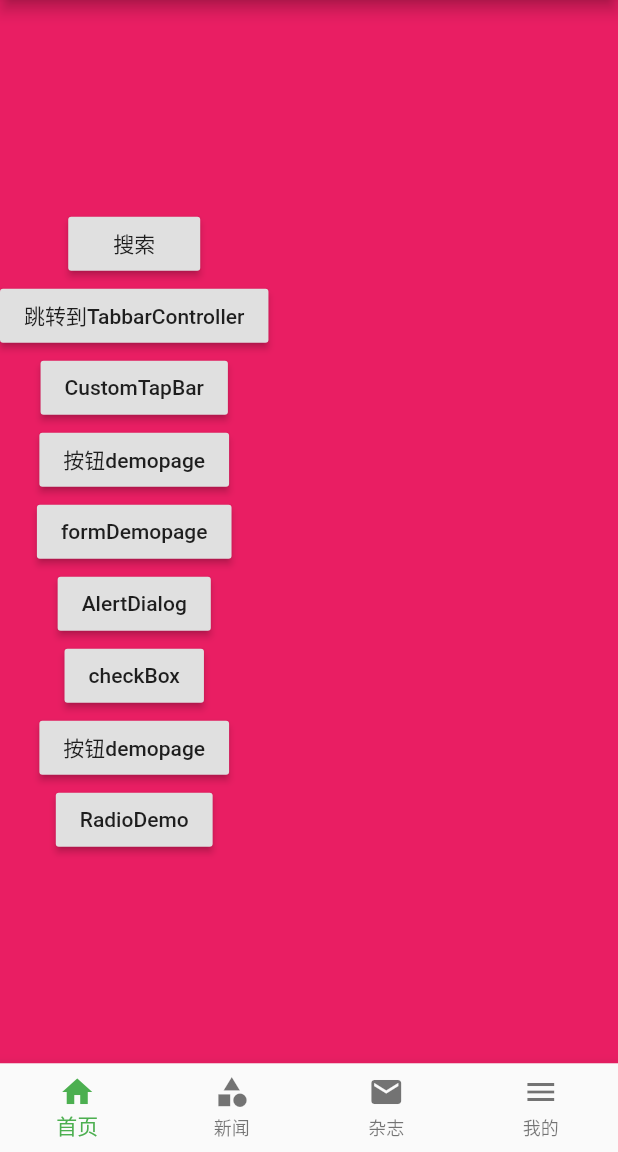
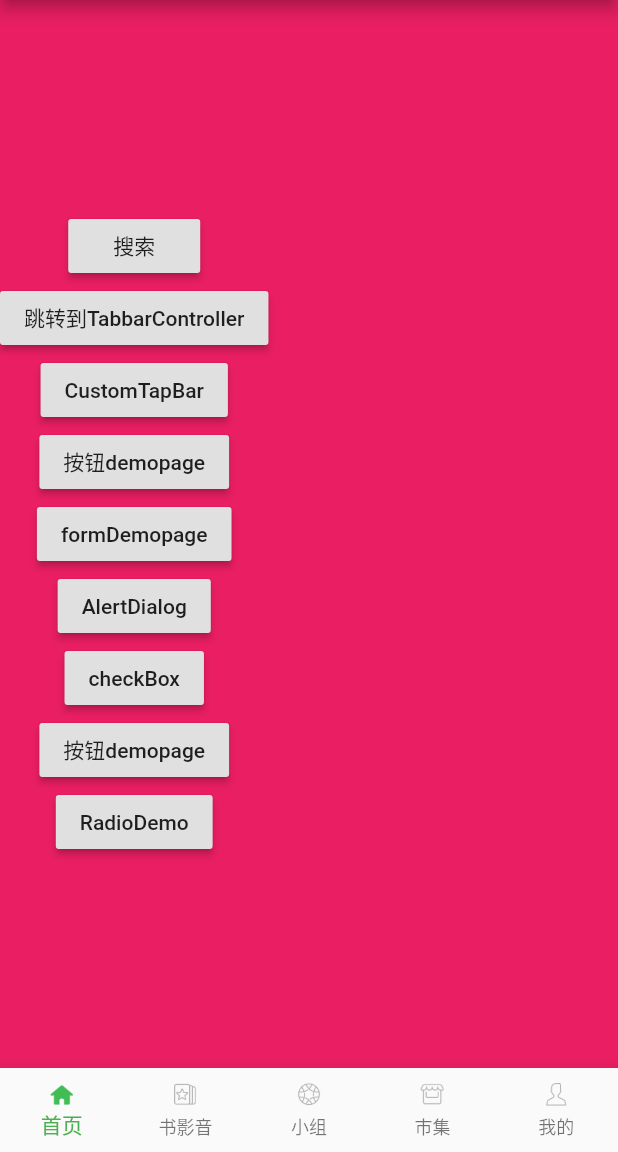
Before and after one commit to manmanking/flutter_pract, a Flutter app: the screen it shows after launch, on a phone screen of 412 x 824 dp, the part 84-1236 px from its top. Run offline on Flutter 3.47's test engine with Material 2 defaults, Android fonts, the phone set to English and light mode, and no system bars.

```diff
--- a/flutter_app03/lib/function/Tabbars/CustomTabBars.dart
+++ b/flutter_app03/lib/function/Tabbars/CustomTabBars.dart
@@ -3,27 +3,85 @@ import 'package:flutter_app03/function/HomePage/HomePage.dart';
 import 'package:flutter_app03/function/MazaginePage/MazaginHome.dart';
 import 'package:flutter_app03/function/MinePage/MineHome.dart';
 import 'package:flutter_app03/function/NewsPage/NewsHome.dart';
+import 'package:flutter_app03/function/VideoHome/BookAudioVideoPage.dart';
 
 class CustomTabBars extends StatefulWidget {
-
   final int currentIndex;
 
-  CustomTabBars({Key key,this.currentIndex = 0}) : super(key: key);
+  CustomTabBars({Key key, this.currentIndex = 0}) : super(key: key);
 
   @override
   _CustomTabBarsState createState() => _CustomTabBarsState(currentIndex);
 }
 
+class _Item {
+  String name, activeImage, normalImage;
+  _Item(this.name, this.activeImage, this.normalImage);
+}
+
 class _CustomTabBarsState extends State<CustomTabBars> {
+  int currentTab;
+  List<Widget> pageList;
+  final itemNames = [
+    _Item("首页", "assets/images/ic_tab_home_active.png",
+        "assets/images/ic_tab_home_normal.png"),
+    _Item("书影音", "assets/images/ic_tab_subject_active.png",
+        "assets/images/ic_tab_subject_normal.png"),
+    _Item("小组", "assets/images/ic_tab_group_active.png",
+        "assets/images/ic_tab_group_normal.png"),
+    _Item("市集", "assets/images/ic_tab_shiji_active.png",
+        "assets/images/ic_tab_shiji_normal.png"),
+    _Item("我的", "assets/images/ic_tab_profile_active.png",
+        "assets/images/ic_tab_profile_normal.png")
+  ];
 
-  int currentTab;
-  final List pageList = [
+  List<BottomNavigationBarItem> itemList;
+
+  @override
+  void initState() {
+    super.initState();
+    if (pageList == null) {
+      pageList = [
         HomePage(),
+        BookAudioVideoPage(),
         NewsHome(),
         MazagineHome(),
         MineHome()
       ];
+    }
+
+    if (itemList == null) {
+      itemList = itemNames
+          .map((item) => BottomNavigationBarItem(
+              icon: Image.asset(
+                item.normalImage,
+                width: 20.0,
+                height: 20,
+              ),
+              title: Text(
+                item.name,
+                style: TextStyle(fontSize: 10),
+              ),
+              activeIcon: Image.asset(
+                item.activeImage,
+                width: 20,
+                height: 20,
+              )))
+          .toList();
+    }
+  }
+
   _CustomTabBarsState(this.currentTab);
+
+  Widget _getPagesWidget(int index) {
+    return Offstage(
+      offstage: currentTab != index,
+      child: TickerMode(
+        enabled: currentTab == index,
+        child: pageList[index],
+      ),
+    );
+  }
 
   @override
   Widget build(BuildContext context) {
@@ -34,68 +92,51 @@ class _CustomTabBarsState extends State<CustomTabBars> {
       body: pageList[this.currentTab],
       bottomNavigationBar: BottomNavigationBar(
           currentIndex: this.currentTab,
-              onTap: (int index){
+          onTap: (int index) {
             setState(() {
               this.currentTab = index;
             });
           },
-
           fixedColor: Colors.green,
+          iconSize: 24,
           type: BottomNavigationBarType.fixed,
-              items: [
-                  BottomNavigationBarItem(
-                    title: Text("首页"),
-                    icon: Icon(Icons.home),
-                    //activeIcon: Icon(Icons.home,color: Colors.red)
-                  ),
-                  BottomNavigationBarItem(
-                    title: Text("新闻"),
-                    icon: Icon(Icons.category),
-                    //activeIcon: Icon(Icons.category,color: Colors.red)
-                  ),
-                  BottomNavigationBarItem(
-                    title: Text("杂志"),
-                    icon: Icon(Icons.mail),
-                    //activeIcon: Icon(Icons.mail,color: Colors.red)
-                  ),
-                  BottomNavigationBarItem(
-                    title: Text("我的"),
-                    icon: Icon(Icons.menu),
-                    //activeIcon: Icon(Icons.menu,color: Colors.red)
-                  ),
-              ],
-            ),
-            drawer:Drawer(
+          items: itemList),
+      drawer: Drawer(
         child: Column(
           children: <Widget>[
             UserAccountsDrawerHeader(
               accountName: Text("userAccount"),
               accountEmail: Text("userEmail"),
-                    currentAccountPicture:CircleAvatar(
-                       backgroundImage: NetworkImage("https://i2.hdslb.com/bfs/face/0cd621a535d99cc5eed5bd9243355c21d64a0e39.jpg@96w_96h_1c.webp")
-                    ) ,
+              currentAccountPicture: CircleAvatar(
+                  backgroundImage: NetworkImage(
+                      "https://i2.hdslb.com/bfs/face/0cd621a535d99cc5eed5bd9243355c21d64a0e39.jpg@96w_96h_1c.webp")),
               decoration: BoxDecoration(
                   image: DecorationImage(
-                        image: NetworkImage("https://timgsa.baidu.com/timg?image&quality=80&size=b9999_10000&sec=1606584467799&di=a3cd8df658516695e589a1ce0382ed41&imgtype=0&src=http%3A%2F%2Fpic.rmb.bdstatic.com%2Fbdd221bcddf56111cd521a6460e67776.jpeg")
-                      )
-                    ),
+                      image: NetworkImage(
+                          "https://timgsa.baidu.com/timg?image&quality=80&size=b9999_10000&sec=1606584467799&di=a3cd8df658516695e589a1ce0382ed41&imgtype=0&src=http%3A%2F%2Fpic.rmb.bdstatic.com%2Fbdd221bcddf56111cd521a6460e67776.jpeg"))),
             ),
             //DrawerHeader(child: Text("234567"),),
             ListTile(
               title: Text("我的空间"),
               leading: Icon(Icons.home),
             ),
-                    Divider(color: Colors.red,),
+            Divider(
+              color: Colors.red,
+            ),
             ListTile(
               title: Text("用户中心"),
               leading: Icon(Icons.people),
             ),
-                    Divider(color: Colors.green,),
+            Divider(
+              color: Colors.green,
+            ),
             ListTile(
               title: Text("设置"),
               leading: Icon(Icons.settings),
             ),
-                    Divider(color: Colors.grey,),
+            Divider(
+              color: Colors.grey,
+            ),
           ],
         ),
       ),
```
Also changed, not shown: flutter_app03/lib/Routes/Routes.dart (+22 -22 lines), flutter_app03/lib/function/VideoHome/BookAudioVideoPage.dart (added, +22 -0 lines), flutter_app03/pubspec.yaml (+11 -4 lines), flutter_app03/assets/images/2.0x/timg.jpeg (renamed from flutter_app03/images/2.0x/timg.jpeg), flutter_app03/assets/images/3.0x/timg.jpeg (renamed from flutter_app03/images/3.0x/timg.jpeg), flutter_app03/assets/images/4.0x/timg.jpeg (renamed from flutter_app03/images/4.0x/timg.jpeg), flutter_app03/assets/images/ic_tab_group_active.png (added), flutter_app03/assets/images/ic_tab_group_normal.png (added), flutter_app03/assets/images/ic_tab_home_active.png (added), flutter_app03/assets/images/ic_tab_home_normal.png (added), flutter_app03/assets/images/ic_tab_profile_active.png (added), flutter_app03/assets/images/ic_tab_profile_normal.png (added), flutter_app03/assets/images/ic_tab_shiji_active.png (added), flutter_app03/assets/images/ic_tab_shiji_normal.png (added), 3 more files. Lines whose indentation alone changed are shown as unchanged.
